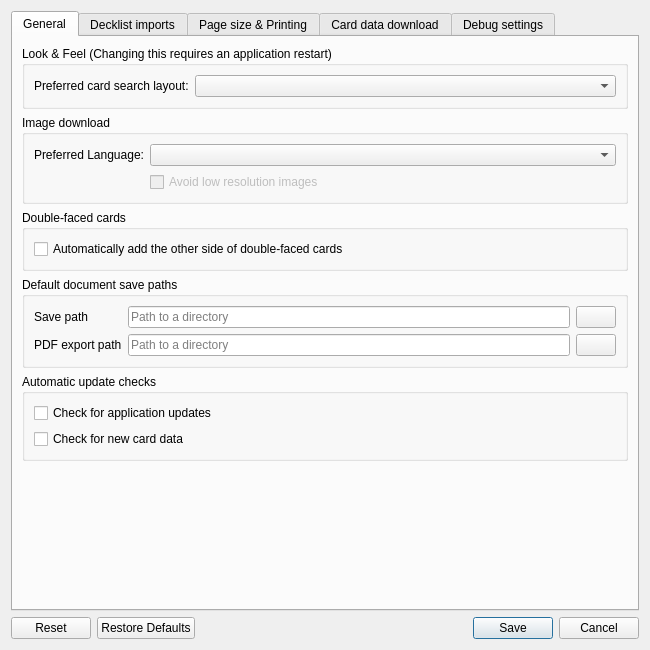
luziferius/MTGProxyPrinter, file mtg_proxy_printer/resources/ui/settings_window.ui: the form before one commit.
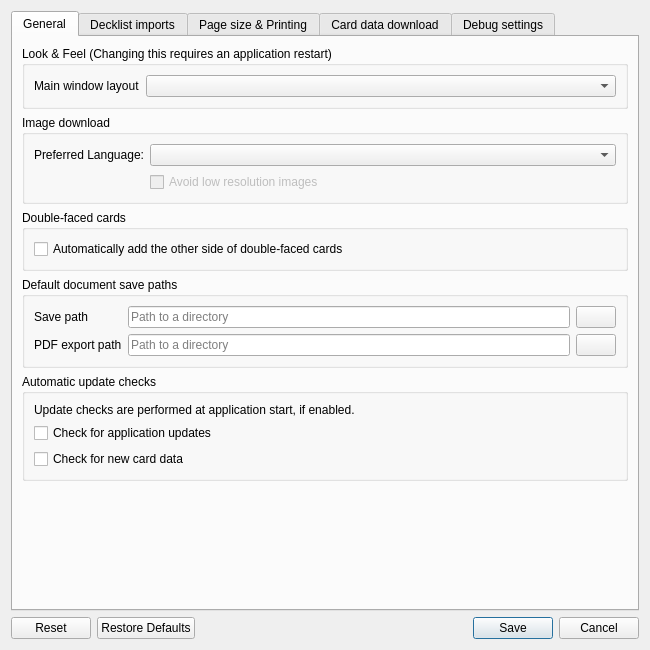
The form after the commit. Icons and pictures are not drawn. Custom widgets are drawn as their Qt base class.

Commit message:
Reworded some strings in the Settings window. Also added a label explaining when update checks are performed.
FossilOrigin-Name: 6d4b20179f5a80ba6616781008aa4ba7986794df91472cb910d859c79136770e

What changed in the file:
```diff
--- a/mtg_proxy_printer/resources/ui/settings_window.ui
+++ b/mtg_proxy_printer/resources/ui/settings_window.ui
@@ -33,7 +33,7 @@
           <item row="0" column="0">
            <widget class="QLabel" name="add_card_widget_style_label">
             <property name="text">
-             <string>Preferred card search layout:</string>
+             <string>Main window layout</string>
             </property>
             <property name="buddy">
              <cstring>add_card_widget_style_combo_box</cstring>
@@ -221,6 +221,13 @@
           <string>Automatic update checks</string>
          </property>
          <layout class="QVBoxLayout" name="verticalLayout_9">
+          <item>
+           <widget class="QLabel" name="update_check_label">
+            <property name="text">
+             <string>Update checks are performed at application start, if enabled.</string>
+            </property>
+           </widget>
+          </item>
           <item>
            <widget class="QCheckBox" name="check_application_updates_enabled">
             <property name="toolTip">
```
Left out of the diff: 5 changed lines with no effect on the pictures.
